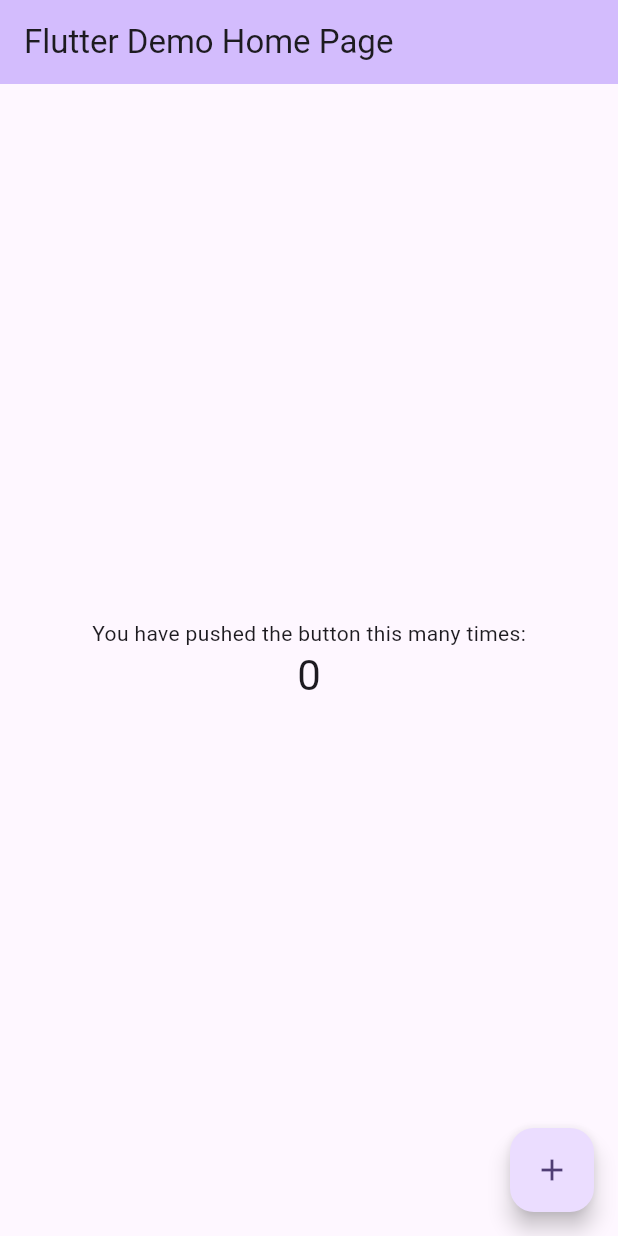
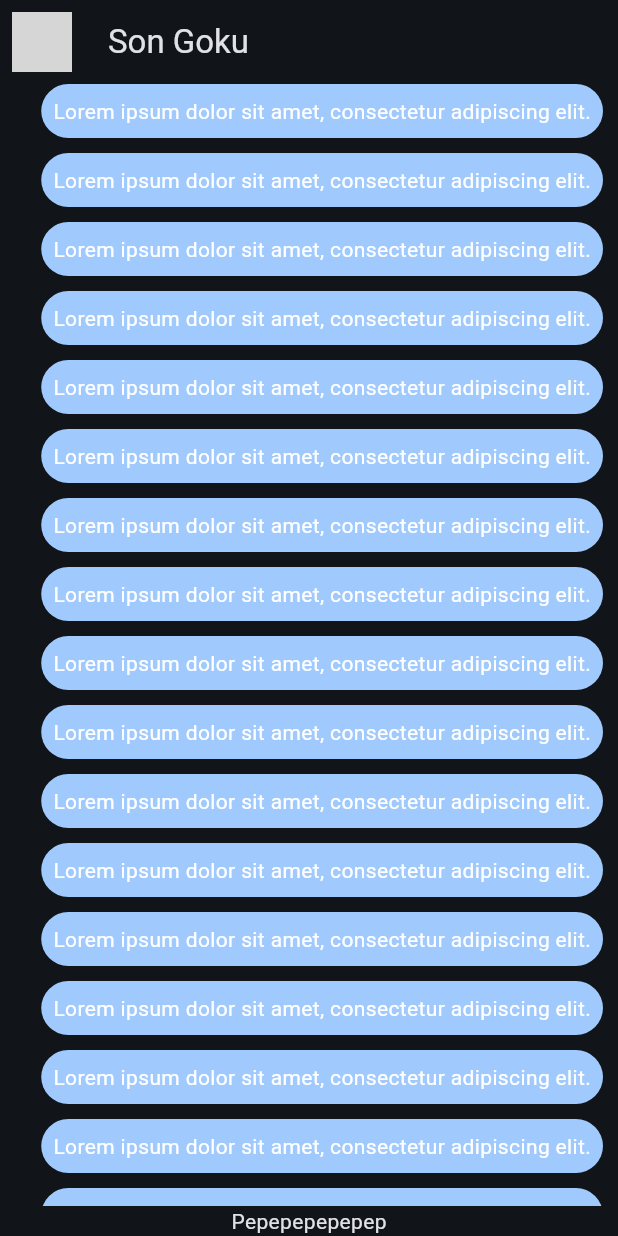
Before and after one commit to XRed8X/chat_simple_app, a Flutter app: the screen it shows after launch, on a phone screen of 412 x 824 dp. Run offline on Flutter 3.47's test engine with Material 3 defaults, Android fonts, the phone set to English and light mode, and no system bars; network calls fail; grey boxes are pictures that could not be loaded.

Commit message:
Add chat screen and custom theme
Introduces a new chat screen with a message bubble widget and a custom dark theme. Refactors main.dart to use the new theme and chat screen, removing the default counter app.

```diff
--- /dev/null
+++ b/lib/config/theme/app_theme.dart
@@ -0,0 +1,30 @@
+import 'package:flutter/material.dart';
+
+const Color _customColor = Color(0xFF6C63FF);
+
+const List<Color> _colorThemes = [
+  _customColor,
+  Colors.blue,
+  Colors.red,
+  Colors.green,
+  Colors.purple,
+  Colors.orange,
+  Colors.yellow,
+  Colors.cyan,
+];
+
+class AppTheme {
+  final int selectedColor;
+
+  AppTheme({this.selectedColor = 0})
+  : assert(selectedColor >= 0 && selectedColor < _colorThemes.length,
+    'selectedColor must be between 0 and ${_colorThemes.length - 1}');
+
+  ThemeData theme() {
+    return ThemeData(
+      useMaterial3: true,
+      colorSchemeSeed: _colorThemes[selectedColor],
+      brightness: Brightness.dark
+    );
+  }
+}
--- a/lib/main.dart
+++ b/lib/main.dart
@@ -1,122 +1,19 @@
 import 'package:flutter/material.dart';
+import 'package:chat_simple_app/src/screens/chat/chat_screen.dart';
+import 'package:chat_simple_app/config/theme/app_theme.dart';
 
-void main() {
-  runApp(const MyApp());
-}
+void main() => runApp(const MyApp());
 
 class MyApp extends StatelessWidget {
   const MyApp({super.key});
 
-  // This widget is the root of your application.
   @override
   Widget build(BuildContext context) {
     return MaterialApp(
-      title: 'Flutter Demo',
-      theme: ThemeData(
-        // This is the theme of your application.
-        //
-        // TRY THIS: Try running your application with "flutter run". You'll see
-        // the application has a purple toolbar. Then, without quitting the app,
-        // try changing the seedColor in the colorScheme below to Colors.green
-        // and then invoke "hot reload" (save your changes or press the "hot
-        // reload" button in a Flutter-supported IDE, or press "r" if you used
-        // the command line to start the app).
-        //
-        // Notice that the counter didn't reset back to zero; the application
-        // state is not lost during the reload. To reset the state, use hot
-        // restart instead.
-        //
-        // This works for code too, not just values: Most code changes can be
-        // tested with just a hot reload.
-        colorScheme: .fromSeed(seedColor: Colors.deepPurple),
-      ),
-      home: const MyHomePage(title: 'Flutter Demo Home Page'),
+      title: 'Yes No App',
+      debugShowCheckedModeBanner: false,
+      theme: AppTheme(selectedColor: 1).theme(),
+      home: const ChatScreen(),
     );
   }
 }
-
-class MyHomePage extends StatefulWidget {
-  const MyHomePage({super.key, required this.title});
-
-  // This widget is the home page of your application. It is stateful, meaning
-  // that it has a State object (defined below) that contains fields that affect
-  // how it looks.
-
-  // This class is the configuration for the state. It holds the values (in this
-  // case the title) provided by the parent (in this case the App widget) and
-  // used by the build method of the State. Fields in a Widget subclass are
-  // always marked "final".
-
-  final String title;
-
-  @override
-  State<MyHomePage> createState() => _MyHomePageState();
-}
-
-class _MyHomePageState extends State<MyHomePage> {
-  int _counter = 0;
-
-  void _incrementCounter() {
-    setState(() {
-      // This call to setState tells the Flutter framework that something has
-      // changed in this State, which causes it to rerun the build method below
-      // so that the display can reflect the updated values. If we changed
-      // _counter without calling setState(), then the build method would not be
-      // called again, and so nothing would appear to happen.
-      _counter++;
-    });
-  }
-
-  @override
-  Widget build(BuildContext context) {
-    // This method is rerun every time setState is called, for instance as done
-    // by the _incrementCounter method above.
-    //
-    // The Flutter framework has been optimized to make rerunning build methods
-    // fast, so that you can just rebuild anything that needs updating rather
-    // than having to individually change instances of widgets.
-    return Scaffold(
-      appBar: AppBar(
-        // TRY THIS: Try changing the color here to a specific color (to
-        // Colors.amber, perhaps?) and trigger a hot reload to see the AppBar
-        // change color while the other colors stay the same.
-        backgroundColor: Theme.of(context).colorScheme.inversePrimary,
-        // Here we take the value from the MyHomePage object that was created by
-        // the App.build method, and use it to set our appbar title.
-        title: Text(widget.title),
-      ),
-      body: Center(
-        // Center is a layout widget. It takes a single child and positions it
-        // in the middle of the parent.
-        child: Column(
-          // Column is also a layout widget. It takes a list of children and
-          // arranges them vertically. By default, it sizes itself to fit its
-          // children horizontally, and tries to be as tall as its parent.
-          //
-          // Column has various properties to control how it sizes itself and
-          // how it positions its children. Here we use mainAxisAlignment to
-          // center the children vertically; the main axis here is the vertical
-          // axis because Columns are vertical (the cross axis would be
-          // horizontal).
-          //
-          // TRY THIS: Invoke "debug painting" (choose the "Toggle Debug Paint"
-          // action in the IDE, or press "p" in the console), to see the
-          // wireframe for each widget.
-          mainAxisAlignment: .center,
-          children: [
-            const Text('You have pushed the button this many times:'),
-            Text(
-              '$_counter',
-              style: Theme.of(context).textTheme.headlineMedium,
-            ),
-          ],
-        ),
-      ),
-      floatingActionButton: FloatingActionButton(
-        onPressed: _incrementCounter,
-        tooltip: 'Increment',
-        child: const Icon(Icons.add),
-      ),
-    );
-  }
-}
--- /dev/null
+++ b/lib/src/screens/chat/chat_screen.dart
@@ -0,0 +1,48 @@
+import 'package:flutter/material.dart';
+import 'package:chat_simple_app/src/widgets/chat/my_message_bubble.dart';
+
+class ChatScreen extends StatelessWidget {
+  const ChatScreen({super.key});
+
+  @override
+  Widget build(BuildContext context) {
+    return Scaffold(
+      appBar: AppBar(
+        leading: Padding(
+          padding: const EdgeInsets.all(8.0),
+          child: CircleAvatar(
+            backgroundImage: NetworkImage ('https://i.pinimg.com/736x/8f/97/5a/8f975a884fc860b6b645e868b3334897.jpg'),
+          ),
+        ),
+        title: Text('Son Goku'),
+      ),
+      body: _ChatView()
+    );
+  }
+}
+
+class _ChatView extends StatelessWidget {
+
+
+  @override
+  Widget build(BuildContext context) {
+    return SafeArea(
+      child: Padding(
+        padding: const EdgeInsets.symmetric( horizontal: 10 ),
+        child: Column(
+          children: [
+            Expanded(
+              child: ListView.builder(
+                itemCount: 100 +1,
+                itemBuilder: (context, index) {
+                  return MyMessageBubble();
+                }
+              )
+            ),
+            Text('Pepepepepepep'),
+          ]
+        ),
+      ),
+    );
+  }
+}
--- /dev/null
+++ b/lib/src/widgets/chat/my_message_bubble.dart
@@ -0,0 +1,30 @@
+import 'package:flutter/material.dart';
+
+class MyMessageBubble extends StatelessWidget {
+  const MyMessageBubble({super.key});
+
+  @override
+  Widget build(BuildContext context) {
+    final colors = Theme.of(context).colorScheme;
+
+    return Column(
+      crossAxisAlignment: CrossAxisAlignment.end,
+      children: [
+        Container(
+          decoration: BoxDecoration(
+            borderRadius: BorderRadius.circular(20),
+            color: colors.primary,
+          ),
+          child: Padding(
+            padding: const EdgeInsets.all(8.0),
+            child: Text(
+              'Lorem ipsum dolor sit amet, consectetur adipiscing elit.',
+              style: TextStyle(color: Colors.white),
+            ),
+          ),
+        ),
+        const SizedBox(height: 10),
+      ],
+    );
+  }
+}
```
